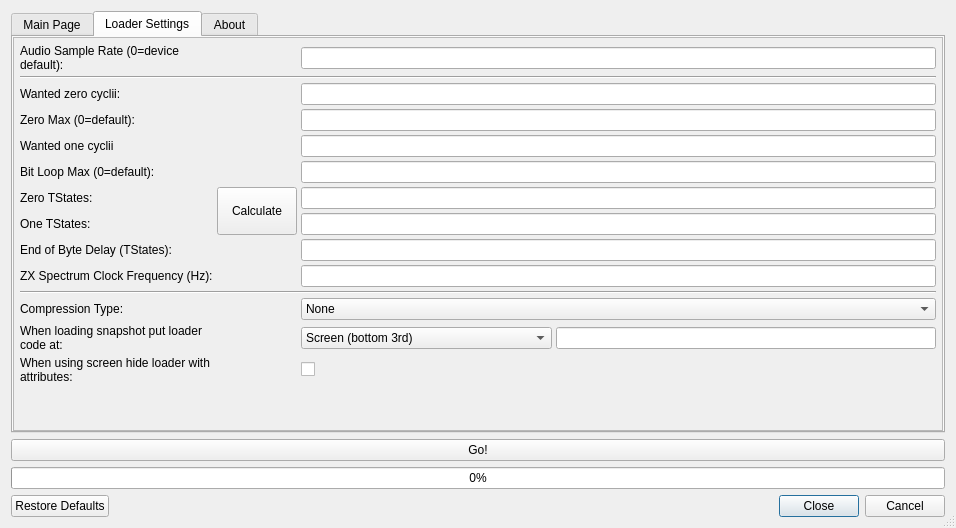
Old version of the form zqloaderui/dialog.ui in the repository oxidaan/zqloader.
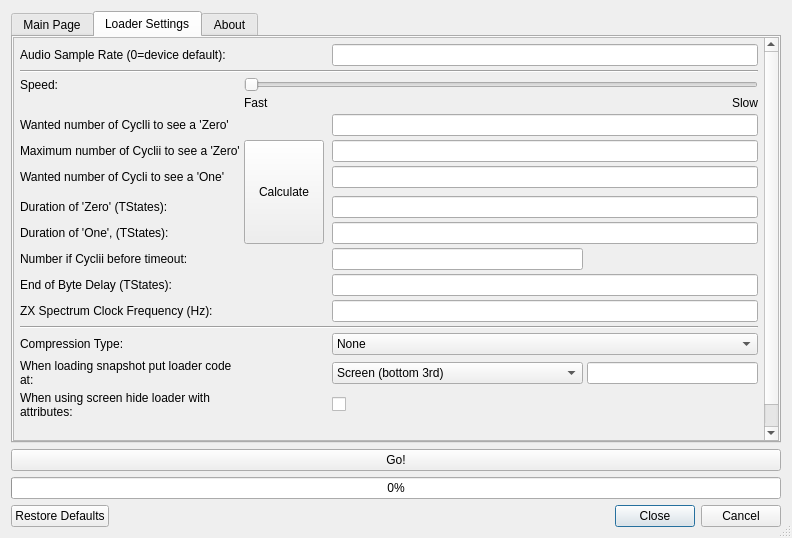
New version of the form. The open tabs and pages were chosen to show the change. Custom widgets are drawn as their Qt base class.

Commit message: Refactoring, loader parameters calculation, speed slider added

Diff of the .ui file:
```diff
--- a/zqloaderui/dialog.ui
+++ b/zqloaderui/dialog.ui
@@ -6,8 +6,8 @@
    <rect>
     <x>0</x>
     <y>0</y>
-    <width>956</width>
-    <height>528</height>
+    <width>792</width>
+    <height>538</height>
    </rect>
   </property>
   <property name="sizePolicy">
@@ -380,8 +380,8 @@
            <rect>
             <x>0</x>
             <y>0</y>
-            <width>918</width>
-            <height>456</height>
+            <width>749</width>
+            <height>430</height>
            </rect>
           </property>
           <layout class="QGridLayout" name="gridLayout_421">
@@ -400,7 +400,45 @@
            <property name="spacing">
             <number>4</number>
            </property>
-           <item row="20" column="1">
+           <item row="8" column="4" colspan="2">
+            <widget class="QLineEdit" name="lineEditWantedOneCyclii">
+             <property name="toolTip">
+              <string>&lt;html&gt;&lt;head/&gt;&lt;body&gt;&lt;p&gt;Value is only used to calculate 'One TStates', see below. Must be greater than 'Zero max'.&lt;/p&gt;&lt;/body&gt;&lt;/html&gt;</string>
+             </property>
+            </widget>
+           </item>
+           <item row="27" column="4">
+            <widget class="QCheckBox" name="checkBoxFunAttribs">
+             <property name="text">
+              <string/>
+             </property>
+            </widget>
+           </item>
+           <item row="12" column="1">
+            <widget class="QLabel" name="label_15">
+             <property name="text">
+              <string>Number if Cyclii before timeout:</string>
+             </property>
+            </widget>
+           </item>
+           <item row="27" column="1">
+            <widget class="QLabel" name="label_17">
+             <property name="text">
+              <string>When using screen hide loader with attributes:</string>
+             </property>
+             <property name="wordWrap">
+              <bool>true</bool>
+             </property>
+            </widget>
+           </item>
+           <item row="6" column="1">
+            <widget class="QLabel" name="label_18">
+             <property name="text">
+              <string>Wanted number of Cyclli to see a 'Zero'</string>
+             </property>
+            </widget>
+           </item>
+           <item row="26" column="1">
             <widget class="QLabel" name="label_16">
              <property name="text">
               <string>When loading snapshot put loader code at:</string>
@@ -410,29 +448,63 @@
              </property>
             </widget>
            </item>
-           <item row="6" column="3" colspan="2">
-            <widget class="QLineEdit" name="lineEditBitLoopMax">
-             <property name="toolTip">
-              <string>&lt;html&gt;&lt;head/&gt;&lt;body&gt;&lt;p&gt;The polling cyclus maximum loop counter until timeout, used at z80 code (so at Spectrum). Note: making this value larger does not affect speeds. Must be (much) greater than 'Wanted one cyclii'.&lt;/p&gt;&lt;/body&gt;&lt;/html&gt;</string>
-             </property>
-            </widget>
-           </item>
-           <item row="7" column="1">
-            <widget class="QLabel" name="label_11">
-             <property name="text">
-              <string>Zero TStates:</string>
-             </property>
-            </widget>
-           </item>
-           <item row="10" column="3" colspan="2">
+           <item row="15" column="4" colspan="2">
             <widget class="QLineEdit" name="lineEditEndOfByteDelay">
              <property name="toolTip">
               <string>&lt;html&gt;&lt;head/&gt;&lt;body&gt;&lt;p&gt;The extra time at the end of a byte (in TState durations) (as generated by ZQLoader). &lt;/p&gt;&lt;p&gt;Should normally not be changed.&lt;/p&gt;&lt;/body&gt;&lt;/html&gt;</string>
              </property>
             </widget>
            </item>
-           <item row="20" column="4">
-            <widget class="QLineEdit" name="lineEditLoaderAddress"/>
+           <item row="10" column="1">
+            <widget class="QLabel" name="label_11">
+             <property name="text">
+              <string>Duration of 'Zero' (TStates):</string>
+             </property>
+            </widget>
+           </item>
+           <item row="11" column="1">
+            <widget class="QLabel" name="label_13">
+             <property name="text">
+              <string>Duration of 'One', (TStates):</string>
+             </property>
+            </widget>
+           </item>
+           <item row="2" column="1" colspan="5">
+            <widget class="Line" name="line_5">
+             <property name="orientation">
+              <enum>Qt::Horizontal</enum>
+             </property>
+            </widget>
+           </item>
+           <item row="7" column="1">
+            <widget class="QLabel" name="label_14">
+             <property name="text">
+              <string>Maximum number of Cyclii to see a 'Zero'</string>
+             </property>
+            </widget>
+           </item>
+           <item row="3" column="2" colspan="4">
+            <widget class="QSlider" name="horizontalSliderSpeed">
+             <property name="minimum">
+              <number>0</number>
+             </property>
+             <property name="maximum">
+              <number>20</number>
+             </property>
+             <property name="pageStep">
+              <number>1</number>
+             </property>
+             <property name="orientation">
+              <enum>Qt::Horizontal</enum>
+             </property>
+            </widget>
+           </item>
+           <item row="3" column="1">
+            <widget class="QLabel" name="label_19">
+             <property name="text">
+              <string>Speed:</string>
+             </property>
+            </widget>
            </item>
            <item row="0" column="1">
             <widget class="QLabel" name="label_12">
@@ -444,42 +516,55 @@
              </property>
             </widget>
            </item>
-           <item row="4" column="3" colspan="2">
+           <item row="15" column="1">
+            <widget class="QLabel" name="label_8">
+             <property name="text">
+              <string>End of Byte Delay (TStates):</string>
+             </property>
+            </widget>
+           </item>
+           <item row="7" column="4" colspan="2">
             <widget class="QLineEdit" name="lineEditZeroMax">
              <property name="toolTip">
               <string>&lt;html&gt;&lt;head/&gt;&lt;body&gt;&lt;p&gt;Maximum number of polling cycli to see a 'zero'; above this sees a 'one', used at z80 code (so at Spectrum). Must be greater than 'Wanted zero cycli' + 1.&lt;/p&gt;&lt;/body&gt;&lt;/html&gt;</string>
              </property>
             </widget>
            </item>
-           <item row="21" column="3">
-            <widget class="QCheckBox" name="checkBoxFunAttribs">
+           <item row="28" column="1">
+            <spacer name="verticalSpacer_2">
+             <property name="orientation">
+              <enum>Qt::Vertical</enum>
+             </property>
+             <property name="sizeHint" stdset="0">
+              <size>
+               <width>20</width>
+               <height>40</height>
+              </size>
+             </property>
+            </spacer>
+           </item>
+           <item row="25" column="1">
+            <widget class="QLabel" name="label_9">
              <property name="text">
-              <string/>
+              <string>Compression Type:</string>
              </property>
             </widget>
            </item>
-           <item row="15" column="1">
-            <widget class="QLabel" name="label_6">
-             <property name="text">
-              <string>ZX Spectrum Clock Frequency (Hz):</string>
+           <item row="11" column="4" colspan="2">
+            <widget class="QLineEdit" name="lineEditOneTStates">
+             <property name="toolTip">
+              <string>&lt;html&gt;&lt;head/&gt;&lt;body&gt;&lt;p&gt;The time between edges (in TState durations) to indicate a 'one' bit. Used by ZQLoader to generate a 'one' bit when playing sound.&lt;/p&gt;&lt;/body&gt;&lt;/html&gt;</string>
              </property>
             </widget>
            </item>
-           <item row="5" column="1">
+           <item row="8" column="1">
             <widget class="QLabel" name="label_20">
              <property name="text">
-              <string>Wanted one cyclii</string>
+              <string>Wanted number of Cycli to see a 'One'</string>
              </property>
             </widget>
            </item>
-           <item row="6" column="1">
-            <widget class="QLabel" name="label_15">
-             <property name="text">
-              <string>Bit Loop Max (0=default):</string>
-             </property>
-            </widget>
-           </item>
-           <item row="20" column="3">
+           <item row="26" column="4">
             <widget class="QComboBox" name="comboBoxLoaderLocation">
              <item>
               <property name="text">
@@ -498,72 +583,47 @@
              </item>
             </widget>
            </item>
-           <item row="5" column="3" colspan="2">
-            <widget class="QLineEdit" name="lineEditWantedOneCyclii">
+           <item row="26" column="5">
+            <widget class="QLineEdit" name="lineEditLoaderAddress"/>
+           </item>
+           <item row="10" column="4" colspan="2">
+            <widget class="QLineEdit" name="lineEditZeroTStates">
              <property name="toolTip">
               <string>&lt;html&gt;&lt;head/&gt;&lt;body&gt;&lt;p&gt;Value is only used to calculate 'One TStates', see below. Must be greater than 'Zero max'.&lt;/p&gt;&lt;/body&gt;&lt;/html&gt;</string>
              </property>
             </widget>
            </item>
-           <item row="22" column="1">
-            <spacer name="verticalSpacer_2">
-             <property name="orientation">
-              <enum>Qt::Vertical</enum>
-             </property>
-             <property name="sizeHint" stdset="0">
-              <size>
-               <width>20</width>
-               <height>40</height>
-              </size>
-             </property>
-            </spacer>
-           </item>
-           <item row="2" column="1" colspan="4">
-            <widget class="Line" name="line_5">
-             <property name="orientation">
-              <enum>Qt::Horizontal</enum>
-             </property>
-            </widget>
-           </item>
-           <item row="15" column="3" colspan="2">
-            <widget class="QLineEdit" name="lineEditClock"/>
-           </item>
-           <item row="3" column="1">
-            <widget class="QLabel" name="label_18">
+           <item row="20" column="1">
+            <widget class="QLabel" name="label_6">
              <property name="text">
-              <string>Wanted zero cyclii:</string>
+              <string>ZX Spectrum Clock Frequency (Hz):</string>
              </property>
             </widget>
            </item>
-           <item row="4" column="1">
-            <widget class="QLabel" name="label_14">
+           <item row="7" column="2" rowspan="5">
+            <widget class="QPushButton" name="pushButtonCalculate">
+             <property name="sizePolicy">
+              <sizepolicy hsizetype="Minimum" vsizetype="Minimum">
+               <horstretch>0</horstretch>
+               <verstretch>0</verstretch>
+              </sizepolicy>
+             </property>
+             <property name="toolTip">
+              <string>&lt;html&gt;&lt;head/&gt;&lt;body&gt;&lt;p&gt;Calculate 'Zero TStates' and 'One TState; out of 'Wanted Zero Cycli' and 'Wanted One Cyclii'. 'Zero Max' and 'Wanted One Cyclii' are also adjusted when out of bounds.&lt;/p&gt;&lt;p&gt;&lt;br/&gt;&lt;/p&gt;&lt;/body&gt;&lt;/html&gt;</string>
+             </property>
              <property name="text">
-              <string>Zero Max (0=default):</string>
+              <string>Calculate</string>
              </property>
             </widget>
            </item>
-           <item row="18" column="1" colspan="4">
-            <widget class="Line" name="line_6">
-             <property name="orientation">
-              <enum>Qt::Horizontal</enum>
-             </property>
-            </widget>
-           </item>
-           <item row="3" column="3" colspan="2">
+           <item row="6" column="4" colspan="2">
             <widget class="QLineEdit" name="lineEditWantedZeroCyclii">
              <property name="toolTip">
               <string>&lt;html&gt;&lt;head/&gt;&lt;body&gt;&lt;p&gt;Value is only used to calculate 'Zero TStates'. See below. Can be 0.&lt;/p&gt;&lt;/body&gt;&lt;/html&gt;</string>
              </property>
             </widget>
            </item>
-           <item row="19" column="1">
-            <widget class="QLabel" name="label_9">
-             <property name="text">
-              <string>Compression Type:</string>
-             </property>
-            </widget>
-           </item>
-           <item row="19" column="3" colspan="2">
+           <item row="25" column="4" colspan="2">
             <widget class="QComboBox" name="comboBoxCompressionType">
              <property name="currentIndex">
               <number>0</number>
@@ -585,57 +645,49 @@
              </item>
             </widget>
            </item>
-           <item row="21" column="1">
-            <widget class="QLabel" name="label_17">
+           <item row="24" column="1" colspan="5">
+            <widget class="Line" name="line_6">
+             <property name="orientation">
+              <enum>Qt::Horizontal</enum>
+             </property>
+            </widget>
+           </item>
+           <item row="5" column="2">
+            <widget class="QLabel" name="label_21">
              <property name="text">
-              <string>When using screen hide loader with attributes:</string>
+              <string>Fast</string>
              </property>
-             <property name="wordWrap">
-              <bool>true</bool>
+             <property name="alignment">
+              <set>Qt::AlignLeading|Qt::AlignLeft|Qt::AlignTop</set>
              </property>
+             <property name="margin">
+              <number>0</number>
+             </property>
+             <property name="indent">
+              <number>0</number>
+             </property>
             </widget>
            </item>
-           <item row="0" column="3" colspan="2">
+           <item row="12" column="4">
+            <widget class="QLineEdit" name="lineEditBitLoopMax">
+             <property name="toolTip">
+              <string>&lt;html&gt;&lt;head/&gt;&lt;body&gt;&lt;p&gt;The polling cyclus maximum loop counter until timeout, used at z80 code (so at Spectrum). Note: making this value larger does not affect speeds. Must be (much) greater than 'Wanted one cyclii'.&lt;/p&gt;&lt;/body&gt;&lt;/html&gt;</string>
+             </property>
+            </widget>
+           </item>
+           <item row="0" column="4" colspan="2">
             <widget class="QLineEdit" name="lineEditSampleRate"/>
            </item>
-           <item row="10" column="1">
-            <widget class="QLabel" name="label_8">
-             <property name="text">
-              <string>End of Byte Delay (TStates):</string>
-             </property>
-            </widget>
+           <item row="20" column="4" colspan="2">
+            <widget class="QLineEdit" name="lineEditClock"/>
            </item>
-           <item row="8" column="1">
-            <widget class="QLabel" name="label_13">
+           <item row="5" column="5">
+            <widget class="QLabel" name="label_22">
              <property name="text">
-              <string>One TStates:</string>
+              <string>Slow</string>
              </property>
-            </widget>
-           </item>
-           <item row="7" column="3" colspan="2">
-            <widget class="QLineEdit" name="lineEditZeroTStates">
-             <property name="toolTip">
-              <string>&lt;html&gt;&lt;head/&gt;&lt;body&gt;&lt;p&gt;The time between edges (in TState durations) to indicate a 'zero' bit. Used by ZQLoader to generate a 'zero' bit when playing sound.&lt;/p&gt;&lt;/body&gt;&lt;/html&gt;</string>
-             </property>
-            </widget>
-           </item>
-           <item row="8" column="3" colspan="2">
-            <widget class="QLineEdit" name="lineEditOneTStates">
-             <property name="toolTip">
-              <string>&lt;html&gt;&lt;head/&gt;&lt;body&gt;&lt;p&gt;The time between edges (in TState durations) to indicate a 'one' bit. Used by ZQLoader to generate a 'one' bit when playing sound.&lt;/p&gt;&lt;/body&gt;&lt;/html&gt;</string>
-             </property>
-            </widget>
-           </item>
-           <item row="7" column="2" rowspan="2">
-            <widget class="QPushButton" name="pushButtonCalculate">
-             <property name="sizePolicy">
-              <sizepolicy hsizetype="Minimum" vsizetype="Minimum">
-               <horstretch>0</horstretch>
-               <verstretch>0</verstretch>
-              </sizepolicy>
-             </property>
-             <property name="text">
-              <string>Calculate</string>
+             <property name="alignment">
+              <set>Qt::AlignRight|Qt::AlignTop|Qt::AlignTrailing</set>
              </property>
             </widget>
            </item>
```
Left out of the diff: 43 changed lines with no effect on the pictures. The commit also changes 15 other files.
